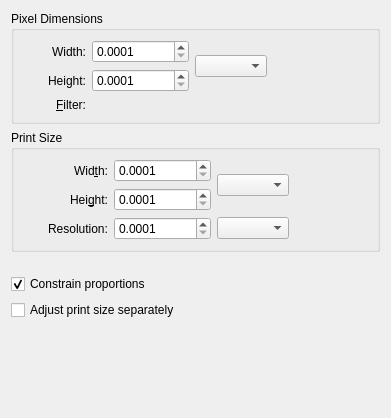
Qt form plugins/extensions/imagesize/wdg_imagesize.ui (KDE/krita) before a commit.
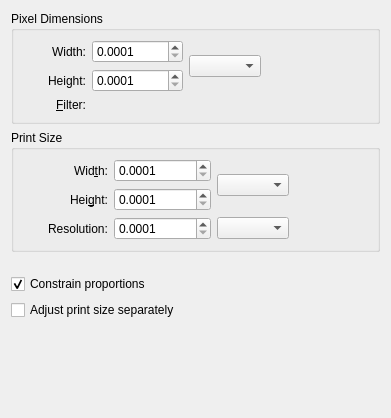
The same form after that commit. Custom widgets are drawn as their Qt base class.

Commit message:
Raise the limit for ImageSize.
This limits the cases in which print size boxes
are not in sync.

BUG:397342

Diff of the .ui file:
```diff
--- a/plugins/extensions/imagesize/wdg_imagesize.ui
+++ b/plugins/extensions/imagesize/wdg_imagesize.ui
@@ -38,7 +38,7 @@
          <double>0.000100000000000</double>
         </property>
         <property name="maximum">
-         <double>100000000.000000000000000</double>
+         <double>90000.000000000000000</double>
         </property>
         <property name="singleStep">
          <double>0.100000000000000</double>
@@ -116,7 +116,7 @@
          <double>0.000100000000000</double>
         </property>
         <property name="maximum">
-         <double>100000000.000000000000000</double>
+         <double>90000.000000000000000</double>
         </property>
         <property name="singleStep">
          <double>0.100000000000000</double>
```
Left out of the diff: 4 changed lines with no effect on the pictures. The commit also changes 2 other files.
